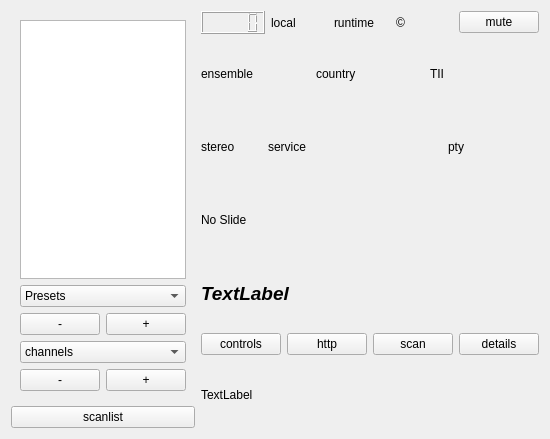
JvanKatwijk/qt-dab, file qt-dab-s6/forms-v6/dabradio-6.ui: the form before one commit.
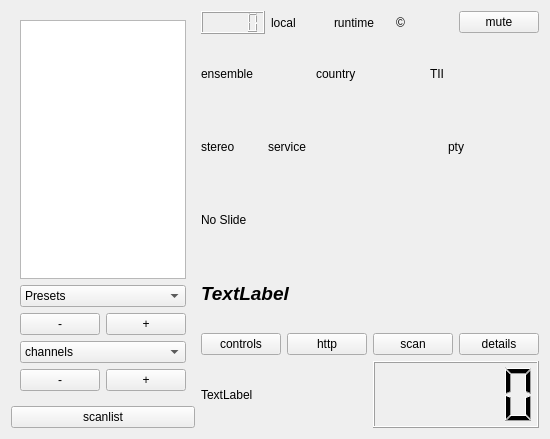
The form after the commit. Custom widgets are drawn as their Qt base class.

```diff
--- a/qt-dab-s6/forms-v6/dabradio-6.ui
+++ b/qt-dab-s6/forms-v6/dabradio-6.ui
@@ -19,7 +19,7 @@
   <property name="windowTitle">
    <string>Qt-DAB-6.0</string>
   </property>
-  <layout class="QHBoxLayout" name="horizontalLayout_5">
+  <layout class="QHBoxLayout" name="horizontalLayout_7">
    <item>
     <layout class="QVBoxLayout" name="verticalLayout_2">
      <item>
@@ -314,11 +314,22 @@
       </layout>
      </item>
      <item>
+      <layout class="QHBoxLayout" name="horizontalLayout_5">
+       <item>
       <widget class="QLabel" name="distanceLabel">
        <property name="text">
         <string>TextLabel</string>
        </property>
       </widget>
+       </item>
+       <item>
+        <widget class="QLCDNumber" name="cpuMonitor">
+         <property name="toolTip">
+          <string>&lt;html&gt;&lt;head/&gt;&lt;body&gt;&lt;p&gt;cpuLoad. The number gives an estimate of the overall load of the CPU of the machine you are working on. So, it only gives an idea of the load caused by Qt-DAB if no other (large) programs are active.&lt;/p&gt;&lt;/body&gt;&lt;/html&gt;</string>
+         </property>
+        </widget>
+       </item>
+      </layout>
      </item>
     </layout>
    </item>
```
Left out of the diff: 3 changed lines with no effect on the pictures. Lines whose indentation alone changed are shown as unchanged.
